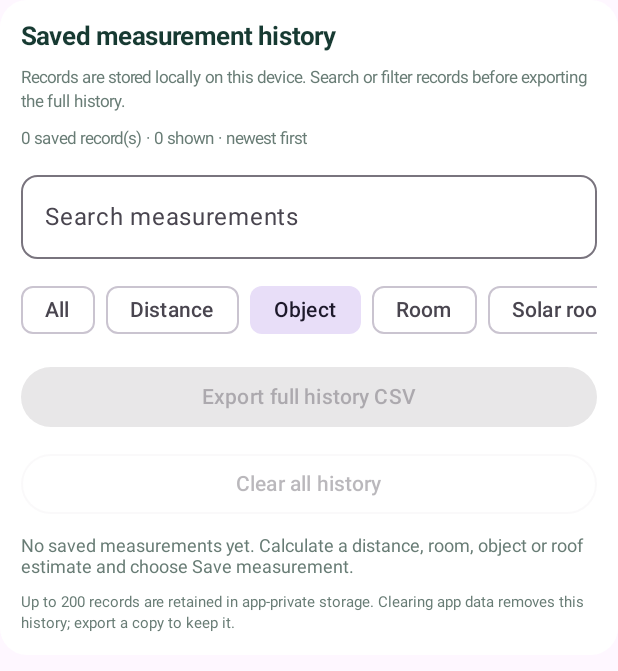
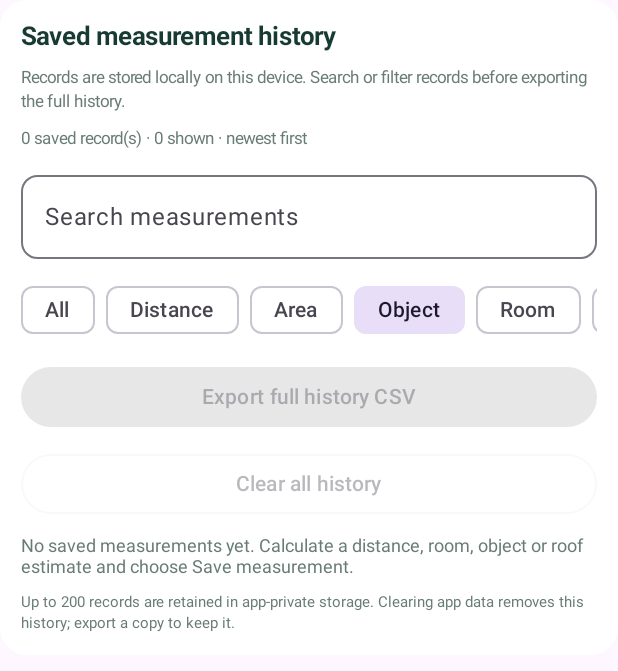
Before and after one commit to VEERA0007/GenSolar-Pro-Engineering, an Android app built with Jetpack Compose: the composable MeasurementHistoryTool called with empty values, after a tap on "Object", on a phone screen of 412 x 824 dp. Shown: the top 671 px of the screen. Run offline under Robolectric (Android 15) with nearby library versions, the phone set to English and light mode, and no system bars; libraries missing offline, so code that uses them is left out: com.google.ar.core; pictures from the network do not load; 3 other taps on this screen came first.

Commit message:
Include area calculations in measurement history filters

```diff
--- a/app/src/main/java/com/gensolar/engineering/MeasurementScreen.kt
+++ b/app/src/main/java/com/gensolar/engineering/MeasurementScreen.kt
@@ -272,7 +272,7 @@ fun MeasurementScreen(
 ) {
     var selectedCategory by remember { mutableStateOf("All") }
     var searchText by remember { mutableStateOf("") }
-    val categories = listOf("All","Distance","Object","Room","Solar roof","GPS")
+    val categories = listOf("All","Distance","Area","Object","Room","Solar roof","GPS")
     val visibleRecords = remember(records, selectedCategory, searchText) {
         MeasurementHistoryCodec.filter(records, selectedCategory, searchText)
     }
```
